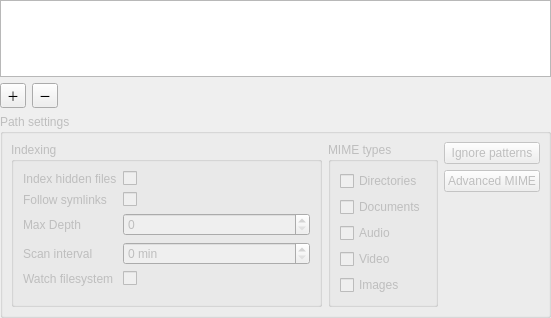
Above: files/src/configwidget.ui from albertlauncher/plugins before the change. Below: the same form after it.
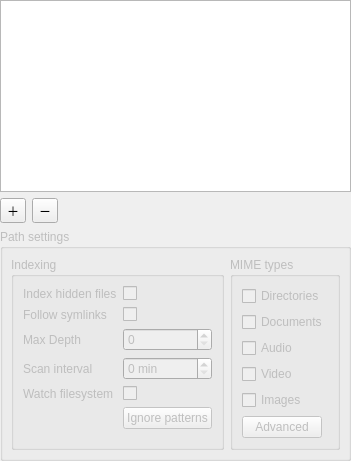
That is the form after the change.

Commit message: [files] Polish to fit in new settings

Patch:
```diff
--- a/files/src/configwidget.ui
+++ b/files/src/configwidget.ui
@@ -2,14 +2,6 @@
 <ui version="4.0">
  <class>ConfigWidget</class>
  <widget class="QWidget" name="ConfigWidget">
-  <property name="geometry">
-   <rect>
-    <x>0</x>
-    <y>0</y>
-    <width>551</width>
-    <height>318</height>
-   </rect>
-  </property>
   <layout class="QVBoxLayout" name="verticalLayout_2">
    <property name="leftMargin">
     <number>0</number>
@@ -69,7 +61,7 @@
      <property name="title">
       <string>Path settings</string>
      </property>
-     <layout class="QHBoxLayout" name="horizontalLayout_3" stretch="0,0,0">
+     <layout class="QVBoxLayout" name="verticalLayout_4" stretch="0">
       <property name="leftMargin">
        <number>8</number>
       </property>
@@ -82,6 +74,8 @@
       <property name="bottomMargin">
        <number>8</number>
       </property>
+      <item>
+       <layout class="QHBoxLayout" name="horizontalLayout" stretch="1,1">
       <item>
        <widget class="QGroupBox" name="groupBox">
         <property name="title">
@@ -182,6 +176,19 @@
            </property>
           </widget>
          </item>
+           <item row="5" column="1">
+            <widget class="QPushButton" name="pushButton_namefilters">
+             <property name="sizePolicy">
+              <sizepolicy hsizetype="Fixed" vsizetype="Fixed">
+               <horstretch>0</horstretch>
+               <verstretch>0</verstretch>
+              </sizepolicy>
+             </property>
+             <property name="text">
+              <string>Ignore patterns</string>
+             </property>
+            </widget>
+           </item>
         </layout>
        </widget>
       </item>
@@ -226,40 +233,21 @@
            </property>
           </widget>
          </item>
-        </layout>
-       </widget>
-      </item>
-      <item>
-       <layout class="QVBoxLayout" name="verticalLayout">
-        <item>
-         <widget class="QPushButton" name="pushButton_namefilters">
-          <property name="text">
-           <string>Ignore patterns</string>
-          </property>
-         </widget>
-        </item>
         <item>
          <widget class="QPushButton" name="pushButton_mimefilters">
+             <property name="sizePolicy">
+              <sizepolicy hsizetype="Fixed" vsizetype="Fixed">
+               <horstretch>0</horstretch>
+               <verstretch>0</verstretch>
+              </sizepolicy>
+             </property>
           <property name="text">
-           <string>Advanced MIME</string>
+              <string>Advanced</string>
           </property>
          </widget>
         </item>
-        <item>
-         <spacer name="verticalSpacer">
-          <property name="orientation">
-           <enum>Qt::Vertical</enum>
-          </property>
-          <property name="sizeType">
-           <enum>QSizePolicy::MinimumExpanding</enum>
-          </property>
-          <property name="sizeHint" stdset="0">
-           <size>
-            <width>0</width>
-            <height>0</height>
-           </size>
-          </property>
-         </spacer>
+          </layout>
+         </widget>
         </item>
        </layout>
       </item>
```
Lines whose indentation alone changed are shown as unchanged. The commit also changes 1 other file.
